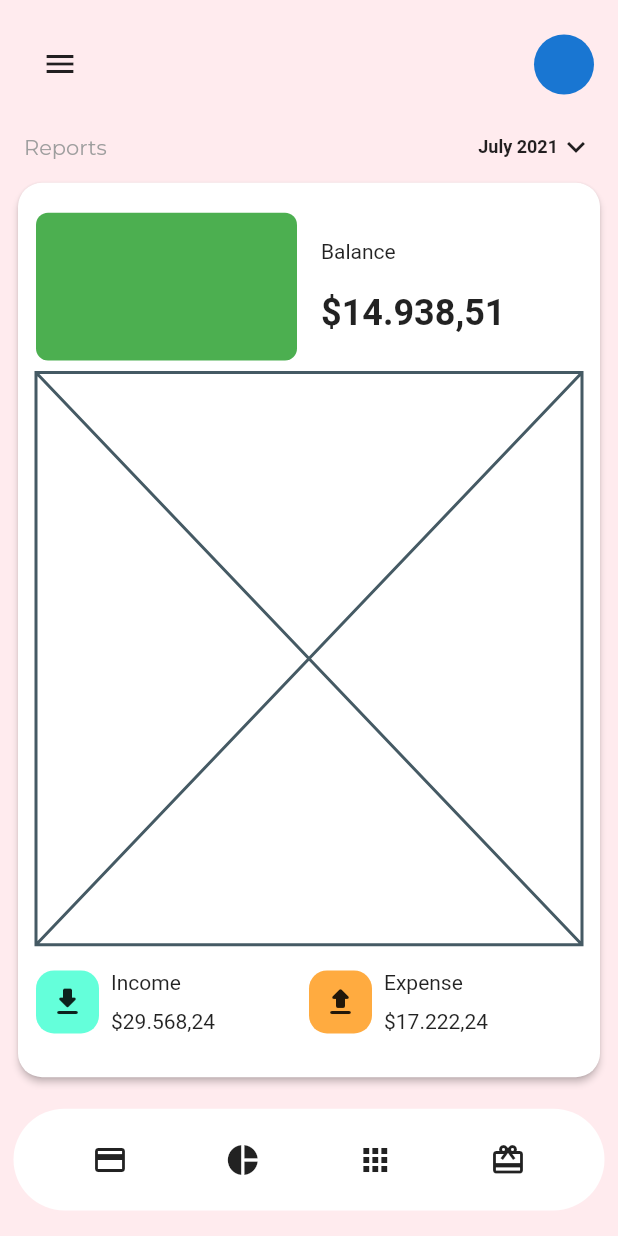
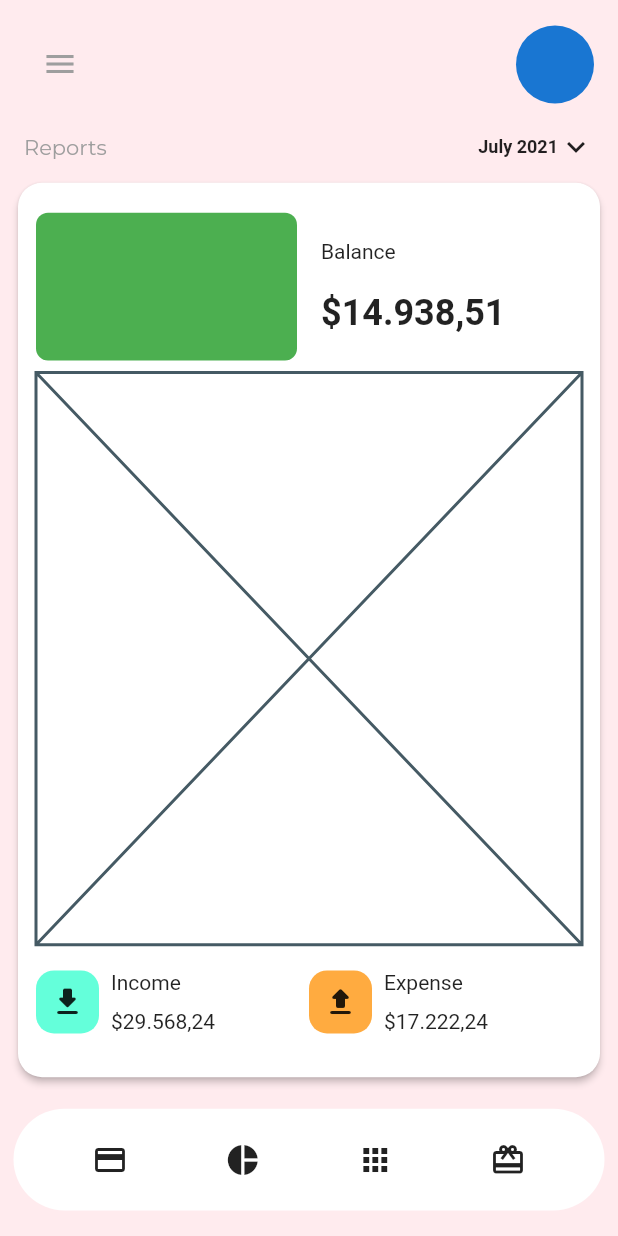
Before and after one commit to JAICHANGPARK/flutter_notebook_11th_story, a Flutter app: the screen it shows after launch, on a phone screen of 412 x 824 dp. Run offline on Flutter 3.47's test engine with Material 2 defaults, Android fonts, the phone set to English and light mode, and no system bars; our stand-ins replace backdrop, badges, flutter_inner_drawer, flutter_slidable, flutter_swiper, google_fonts.

Commit message:
Update bank_balance_page.dart

```diff
--- a/lib/ep749_bank_app/ui/bank_balance_page.dart
+++ b/lib/ep749_bank_app/ui/bank_balance_page.dart
@@ -27,11 +27,14 @@ class _BankBalancePageState extends State<BankBalancePage> {
                     children: [
                       IconButton(
                           padding: EdgeInsets.zero,
+                          color: Colors.grey,
                           onPressed: () {
                             scaffoldKey.currentState!.openDrawer();
                           },
                           icon: Icon(Icons.menu)),
-                      CircleAvatar(),
+                      CircleAvatar(
+                        radius: 26,
+                      ),
                     ],
                   ),
                 )),
```
